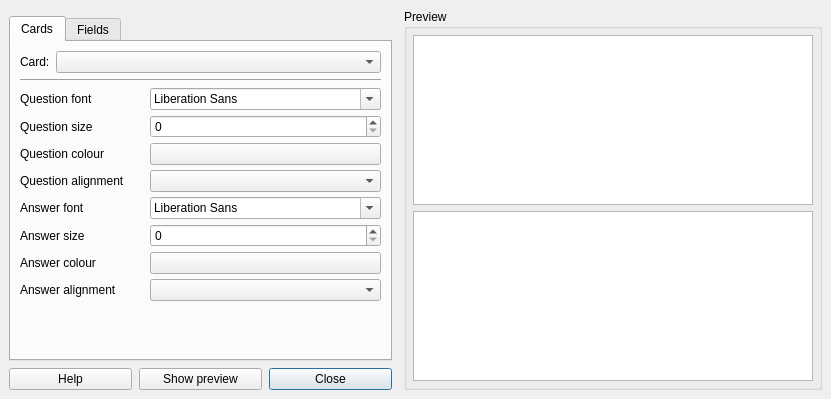
This is designer/displayproperties.ui in ankitects/anki as Qt 5 draws it before an edit. The edited form follows.
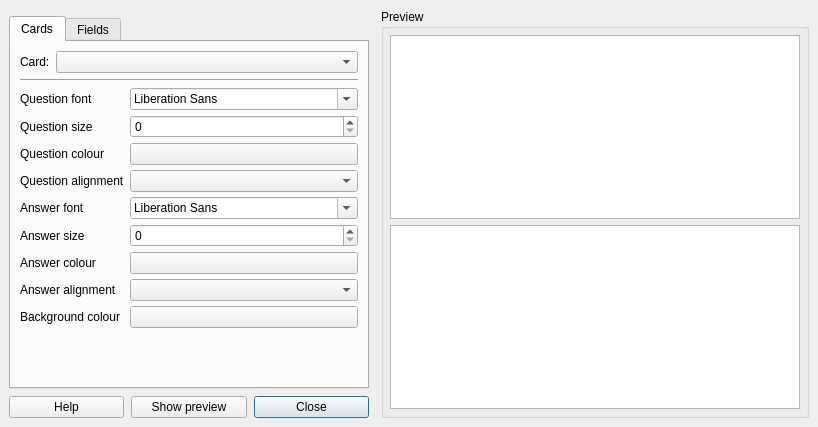
This is the edited form. Icons and pictures are not drawn.

Commit message: background colour per card, tweak ans buttons

```diff
--- a/designer/displayproperties.ui
+++ b/designer/displayproperties.ui
@@ -5,8 +5,8 @@
    <rect>
     <x>0</x>
     <y>0</y>
-    <width>763</width>
-    <height>399</height>
+    <width>818</width>
+    <height>427</height>
    </rect>
   </property>
   <property name="sizePolicy" >
@@ -45,6 +45,18 @@
          <verstretch>0</verstretch>
         </sizepolicy>
        </property>
+       <property name="minimumSize" >
+        <size>
+         <width>360</width>
+         <height>0</height>
+        </size>
+       </property>
+       <property name="maximumSize" >
+        <size>
+         <width>360</width>
+         <height>16777215</height>
+        </size>
+       </property>
        <property name="frameShape" >
         <enum>QFrame::NoFrame</enum>
        </property>
@@ -84,7 +96,7 @@
             <item>
              <widget class="QTabWidget" name="tabWidget" >
               <property name="sizePolicy" >
-               <sizepolicy vsizetype="Expanding" hsizetype="Preferred" >
+               <sizepolicy vsizetype="Expanding" hsizetype="Expanding" >
                 <horstretch>0</horstretch>
                 <verstretch>0</verstretch>
                </sizepolicy>
@@ -97,8 +109,8 @@
                 <rect>
                  <x>0</x>
                  <y>0</y>
-                 <width>297</width>
-                 <height>289</height>
+                 <width>348</width>
+                 <height>317</height>
                 </rect>
                </property>
                <attribute name="title" >
@@ -250,6 +262,25 @@
                    </widget>
                   </item>
                   <item row="8" column="0" >
+                   <widget class="QLabel" name="label_5" >
+                    <property name="text" >
+                     <string>Background colour</string>
+                    </property>
+                   </widget>
+                  </item>
+                  <item row="8" column="1" >
+                   <widget class="QPushButton" name="backgroundColour" >
+                    <property name="text" >
+                     <string/>
+                    </property>
+                    <property name="autoDefault" >
+                     <bool>false</bool>
+                    </property>
+                   </widget>
+                  </item>
+                 </layout>
+                </item>
+                <item>
                    <spacer name="verticalSpacer" >
                     <property name="orientation" >
                      <enum>Qt::Vertical</enum>
@@ -263,16 +294,14 @@
                    </spacer>
                   </item>
                  </layout>
-                </item>
-               </layout>
               </widget>
               <widget class="QWidget" name="tab_2" >
                <property name="geometry" >
                 <rect>
                  <x>0</x>
                  <y>0</y>
-                 <width>297</width>
-                 <height>289</height>
+                 <width>960</width>
+                 <height>480</height>
                 </rect>
                </property>
                <attribute name="title" >
@@ -558,12 +587,6 @@
             <verstretch>0</verstretch>
            </sizepolicy>
           </property>
-          <property name="minimumSize" >
-           <size>
-            <width>400</width>
-            <height>0</height>
-           </size>
-          </property>
           <property name="readOnly" >
            <bool>true</bool>
           </property>
```
Lines whose indentation alone changed are shown as unchanged. The commit also changes 4 other files.
